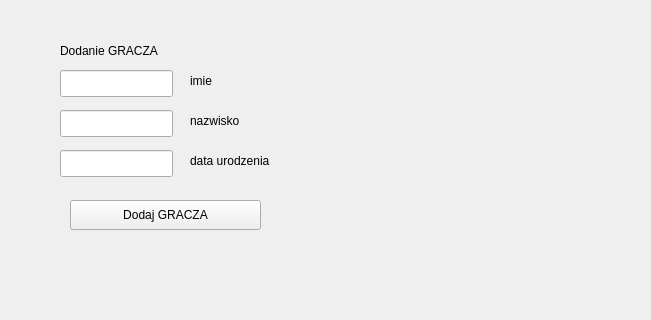
Old version of the form ZBD-main/ui/insert_gracz.ui in the repository BartekRuszkowski/ZBD; both pictures show x 0 to 651 and y 0 to 320 of the 800 by 600 pixel window.
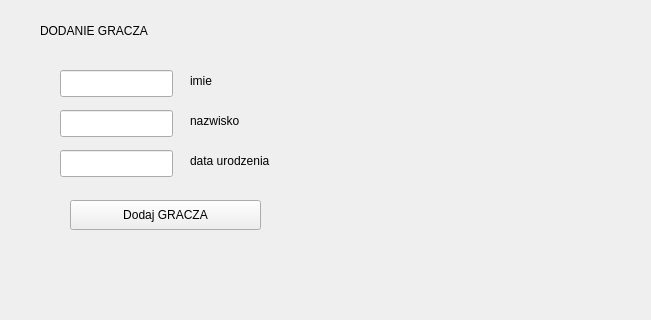
New version of the form.

```diff
--- a/ZBD-main/ui/insert_gracz.ui
+++ b/ZBD-main/ui/insert_gracz.ui
@@ -17,14 +17,14 @@
    <widget class="QLabel" name="label">
     <property name="geometry">
      <rect>
-      <x>60</x>
-      <y>40</y>
+      <x>350</x>
+      <y>110</y>
       <width>181</width>
       <height>22</height>
      </rect>
     </property>
     <property name="text">
-     <string>Dodanie GRACZA</string>
+     <string/>
     </property>
    </widget>
    <widget class="QLineEdit" name="lineEdit">
@@ -122,6 +122,19 @@
      <string>EXIT</string>
     </property>
    </widget>
+   <widget class="QLabel" name="label_5">
+    <property name="geometry">
+     <rect>
+      <x>40</x>
+      <y>10</y>
+      <width>161</width>
+      <height>41</height>
+     </rect>
+    </property>
+    <property name="text">
+     <string>DODANIE GRACZA</string>
+    </property>
+   </widget>
   </widget>
   <widget class="QMenuBar" name="menubar">
    <property name="geometry">
```
